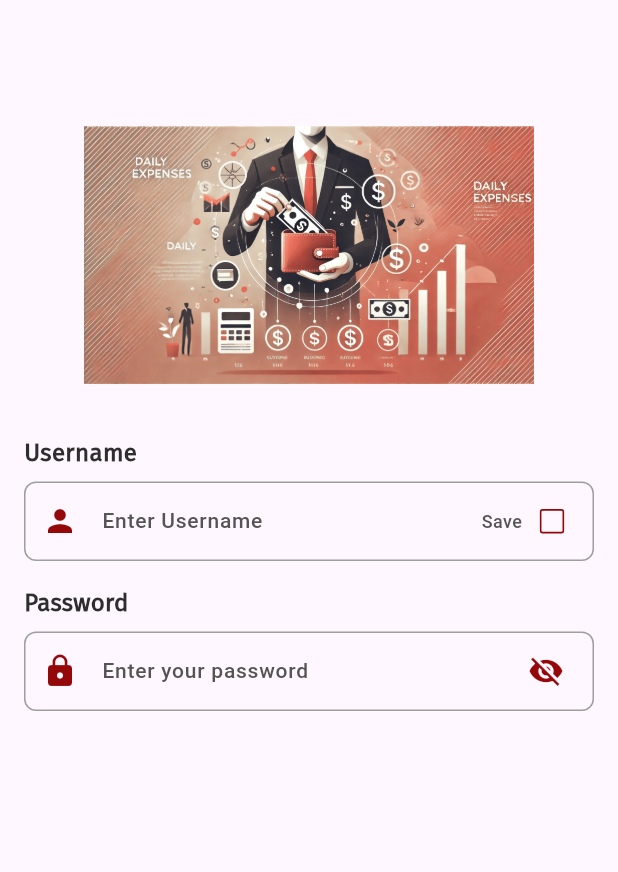
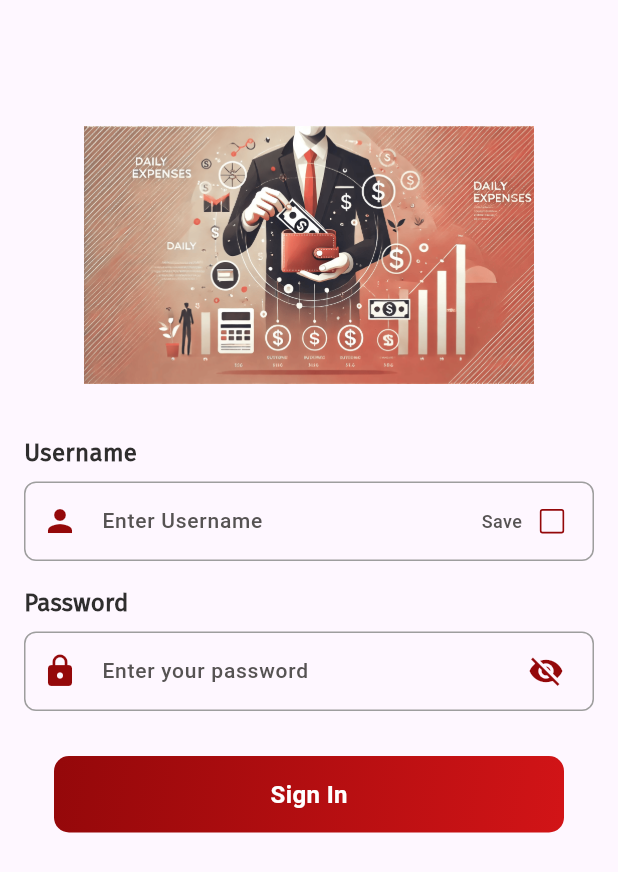
Before and after one commit to AbuSayedMasud/daily_expense, a Flutter app: the screen it shows after launch, on a phone screen of 412 x 824 dp. Shown: the top 872 px of the screen. Run offline on Flutter 3.47's test engine with Material 3 defaults, Android fonts, the light colour scheme and no system bars; project files that could hold a hidden picture were left out.

Commit message:
submit button

```diff
--- a/lib/components/color/colors.dart
+++ b/lib/components/color/colors.dart
@@ -8,6 +8,7 @@ const Gradient textGradient = LinearGradient(
   begin: Alignment.topLeft,
   end: Alignment.bottomRight,
 );
+const backgroundGradient=[Color(0xFF94080A),Color(0xFFD21417)];
 const titleColor = Color(0xFF2F2E2E);
 const hintsColor=Color(0xff565353);
 const primaryColor=Color(0xFF94080A);
--- /dev/null
+++ b/lib/components/customButton/submittbutton.dart
@@ -0,0 +1,41 @@
+import 'package:flutter/material.dart';
+
+import '../color/colors.dart'; // Ensure `textGradient` is defined in this file
+import '../textStyle/textstyle.dart';
+
+class SubmitButton extends StatefulWidget {
+  final VoidCallback onButtonClick;
+
+  const SubmitButton({super.key, required this.onButtonClick});
+
+  @override
+  State<SubmitButton> createState() => _SubmitButtonState();
+}
+
+class _SubmitButtonState extends State<SubmitButton> {
+  @override
+  Widget build(BuildContext context) {
+    return InkWell(
+      onTap: widget.onButtonClick,
+      child: Container(
+        width: double.infinity, // Set the fixed width to 100
+        decoration: BoxDecoration(
+          gradient: LinearGradient(
+            colors: backgroundGradient, // Gradient colors
+            begin: Alignment.topLeft,
+            end: Alignment.bottomRight,
+          ),
+          borderRadius: BorderRadius.circular(10), // 10 radius corners
+        ),
+        padding: const EdgeInsets.symmetric(vertical: 14, horizontal: 20), // Padding
+        child: Align(
+          alignment: Alignment.center,
+          child: Text(
+            "Sign In",
+            style: submitText(), // Assuming submitText() is your custom text style
+          ),
+        ),
+      ),
+    );
+  }
+}
--- a/lib/components/textEditField/passwordinputfield.dart
+++ b/lib/components/textEditField/passwordinputfield.dart
@@ -1,4 +1,3 @@
-import 'package:flutter/cupertino.dart';
 import 'package:flutter/material.dart';
 
 import '../color/colors.dart';
--- a/lib/components/textStyle/textstyle.dart
+++ b/lib/components/textStyle/textstyle.dart
@@ -42,3 +42,13 @@ inputText(
     fontStyle: FontStyle.normal, // Make it italic
   );
 }
+
+submitText(
+    { FontWeight fontWeight = FontWeight.w600}) {
+  return TextStyle(
+    fontSize: 16, // Change font size
+    fontWeight: fontWeight, // Make it medium bold
+    fontStyle: FontStyle.normal, // Make it italic
+    color: Colors.white
+  );
+}
--- a/lib/main.dart
+++ b/lib/main.dart
@@ -1,3 +1,4 @@
+import 'package:daily_expense/components/customButton/submittbutton.dart';
 import 'package:daily_expense/components/textEditField/passwordinputfield.dart';
 import 'package:flutter/material.dart';
 
@@ -71,6 +72,13 @@ class _MyHomePageState extends State<MyHomePage> {
                     controller: passwordController,
                     placeholderText: "Enter your password"),
               ),
+              SizedBox(
+                height: 30,
+              ),
+              Padding(
+                padding: EdgeInsets.fromLTRB(20, 0, 20, 0),
+                child: SubmitButton(onButtonClick: () {}),
+              )
             ],
           ),
         ),
```
